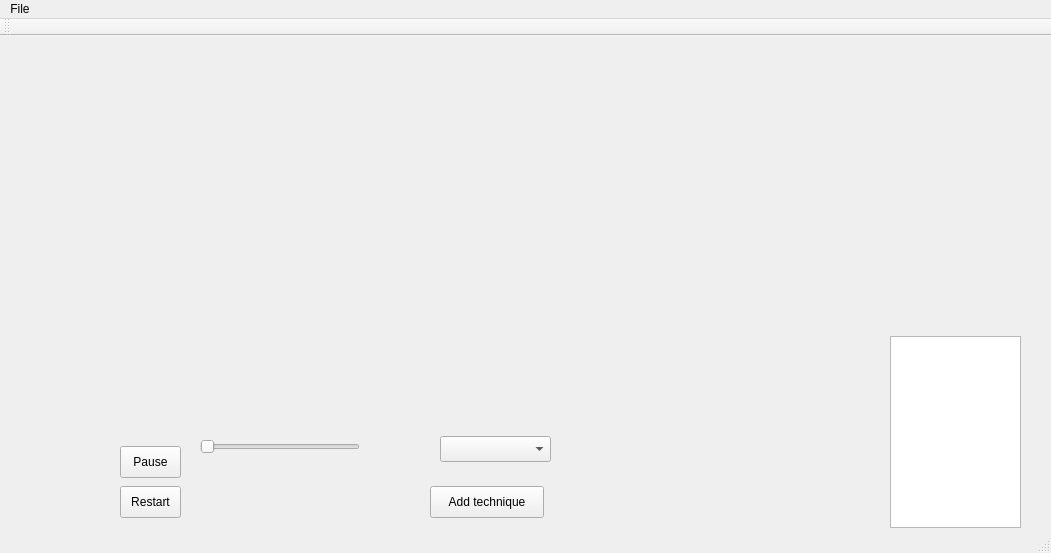
Above: imago.ui from Devesh99/Imago before the change. Below: the same form after it.
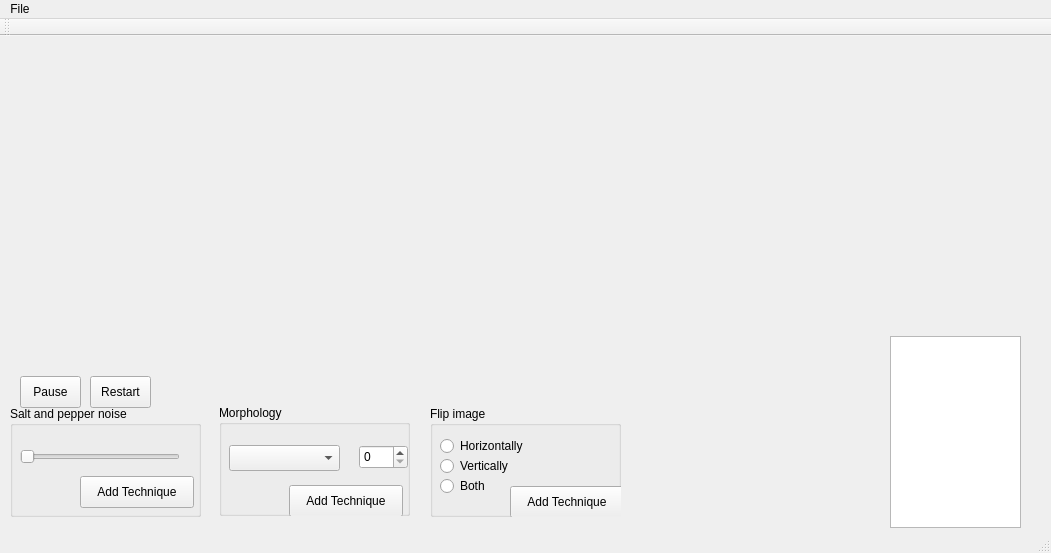
That is the form after the change.

Commit message: eight commit - changed structure (each algorithm has slot in process manager, communication using signals). salt and pepper, morphology erode, flip works

```diff
--- a/imago.ui
+++ b/imago.ui
@@ -50,34 +50,11 @@
      </rect>
     </property>
    </widget>
-   <widget class="QComboBox" name="AddTechniquesComboBox">
-    <property name="geometry">
-     <rect>
-      <x>440</x>
-      <y>400</y>
-      <width>111</width>
-      <height>26</height>
-     </rect>
-    </property>
-   </widget>
-   <widget class="QPushButton" name="AddTechnique">
-    <property name="geometry">
-     <rect>
-      <x>430</x>
-      <y>450</y>
-      <width>114</width>
-      <height>32</height>
-     </rect>
-    </property>
-    <property name="text">
-     <string>Add technique</string>
-    </property>
-   </widget>
    <widget class="QPushButton" name="PauseTimer">
     <property name="geometry">
      <rect>
-      <x>120</x>
-      <y>410</y>
+      <x>20</x>
+      <y>340</y>
       <width>61</width>
       <height>32</height>
      </rect>
@@ -89,8 +66,8 @@
    <widget class="QPushButton" name="RestartTimer">
     <property name="geometry">
      <rect>
-      <x>120</x>
-      <y>450</y>
+      <x>90</x>
+      <y>340</y>
       <width>61</width>
       <height>32</height>
      </rect>
@@ -99,18 +76,155 @@
      <string>Restart</string>
     </property>
    </widget>
-   <widget class="QSlider" name="sp_noiselevel">
+   <widget class="QGroupBox" name="gBoxMorphology">
     <property name="geometry">
      <rect>
-      <x>200</x>
-      <y>400</y>
-      <width>160</width>
-      <height>22</height>
+      <x>219</x>
+      <y>369</y>
+      <width>191</width>
+      <height>111</height>
      </rect>
     </property>
-    <property name="orientation">
-     <enum>Qt::Horizontal</enum>
+    <property name="title">
+     <string>Morphology</string>
     </property>
+    <widget class="QPushButton" name="AddMorphologyErode">
+     <property name="geometry">
+      <rect>
+       <x>70</x>
+       <y>80</y>
+       <width>114</width>
+       <height>32</height>
+      </rect>
+     </property>
+     <property name="text">
+      <string>Add Technique</string>
+     </property>
+    </widget>
+    <widget class="QSpinBox" name="MorphologySESize">
+     <property name="geometry">
+      <rect>
+       <x>140</x>
+       <y>40</y>
+       <width>49</width>
+       <height>24</height>
+      </rect>
+     </property>
+    </widget>
+    <widget class="QComboBox" name="MorphologySE">
+     <property name="geometry">
+      <rect>
+       <x>10</x>
+       <y>40</y>
+       <width>111</width>
+       <height>26</height>
+      </rect>
+     </property>
+    </widget>
+   </widget>
+   <widget class="QGroupBox" name="gBoxFlip">
+    <property name="geometry">
+     <rect>
+      <x>430</x>
+      <y>370</y>
+      <width>191</width>
+      <height>111</height>
+     </rect>
+    </property>
+    <property name="title">
+     <string>Flip image</string>
+    </property>
+    <widget class="QRadioButton" name="flipHorizontal">
+     <property name="geometry">
+      <rect>
+       <x>10</x>
+       <y>30</y>
+       <width>102</width>
+       <height>20</height>
+      </rect>
+     </property>
+     <property name="text">
+      <string>Horizontally</string>
+     </property>
+    </widget>
+    <widget class="QRadioButton" name="flipVertical">
+     <property name="geometry">
+      <rect>
+       <x>10</x>
+       <y>50</y>
+       <width>102</width>
+       <height>20</height>
+      </rect>
+     </property>
+     <property name="text">
+      <string>Vertically</string>
+     </property>
+    </widget>
+    <widget class="QRadioButton" name="flipBoth">
+     <property name="geometry">
+      <rect>
+       <x>10</x>
+       <y>70</y>
+       <width>102</width>
+       <height>20</height>
+      </rect>
+     </property>
+     <property name="text">
+      <string>Both</string>
+     </property>
+    </widget>
+    <widget class="QPushButton" name="AddFlipImage">
+     <property name="geometry">
+      <rect>
+       <x>80</x>
+       <y>80</y>
+       <width>114</width>
+       <height>32</height>
+      </rect>
+     </property>
+     <property name="text">
+      <string>Add Technique</string>
+     </property>
+    </widget>
+   </widget>
+   <widget class="QGroupBox" name="groupBox">
+    <property name="geometry">
+     <rect>
+      <x>10</x>
+      <y>370</y>
+      <width>191</width>
+      <height>111</height>
+     </rect>
+    </property>
+    <property name="title">
+     <string>Salt and pepper noise</string>
+    </property>
+    <widget class="QSlider" name="sp_noiselevel">
+     <property name="geometry">
+      <rect>
+       <x>10</x>
+       <y>40</y>
+       <width>160</width>
+       <height>22</height>
+      </rect>
+     </property>
+     <property name="orientation">
+      <enum>Qt::Horizontal</enum>
+     </property>
+    </widget>
+    <widget class="QPushButton" name="AddSaltAndPepper">
+     <property name="geometry">
+      <rect>
+       <x>70</x>
+       <y>70</y>
+       <width>114</width>
+       <height>32</height>
+      </rect>
+     </property>
+     <property name="text">
+      <string>Add Technique</string>
+     </property>
+    </widget>
    </widget>
   </widget>
   <widget class="QMenuBar" name="menuBar">
```
The commit also changes 13 other files.
